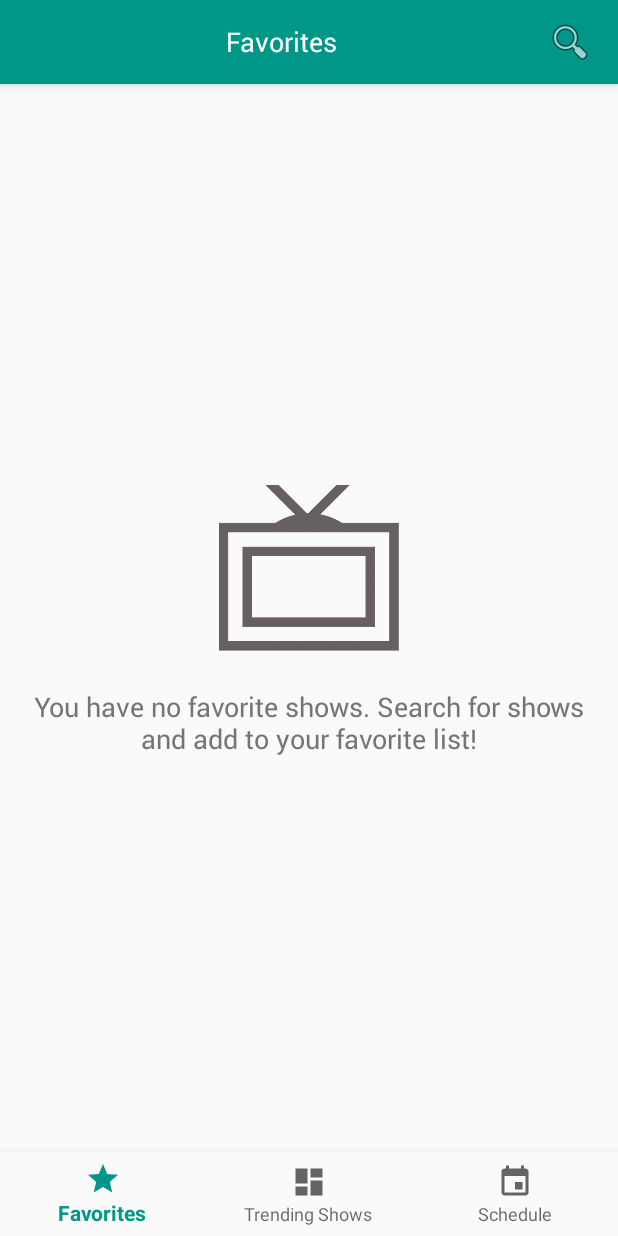
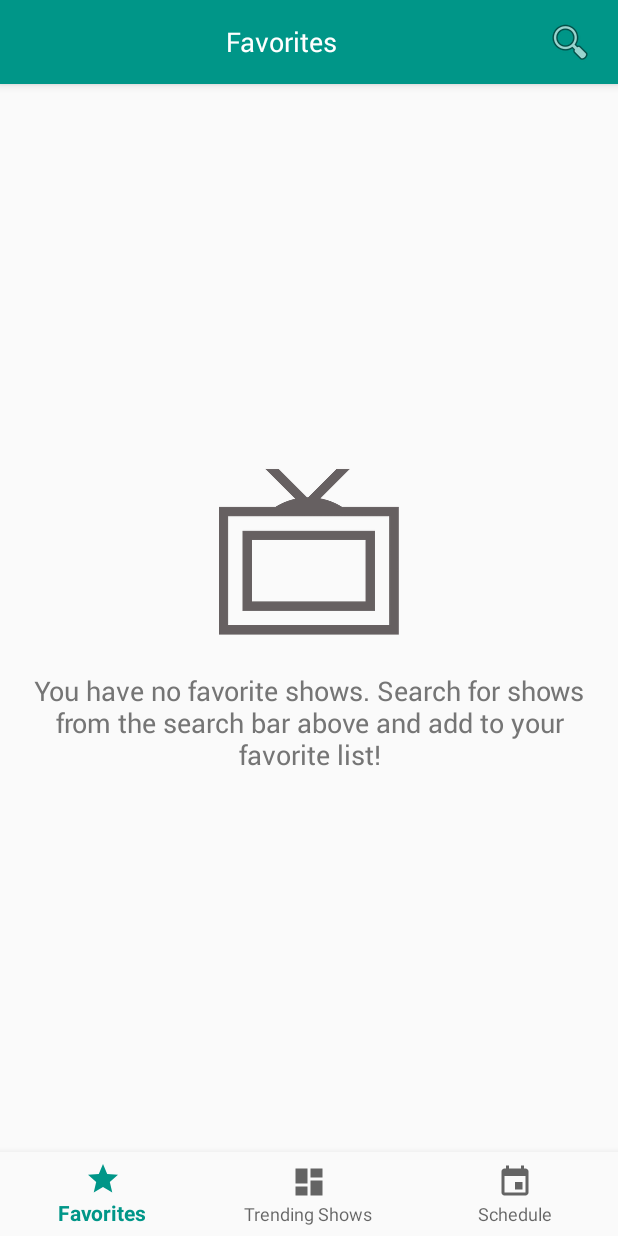
Before and after one commit to yrazlik/TV-Series-Tracker, an Android app: the screen it shows after launch (MainActivity), on a phone screen of 412 x 824 dp. Run offline under Robolectric (Android 15) with nearby library versions, the phone set to English and light mode, and no system bars; our stand-ins replace AdMob; pictures from the network do not load.

```diff
--- a/app/src/main/res/values/strings.xml
+++ b/app/src/main/res/values/strings.xml
@@ -24,7 +24,7 @@
     <string name="episode">Episode</string>
     <string name="episode_detail">Episode Detail</string>
     <string name="episodes">Episodes</string>
-    <string name="no_favorite_show">You have no favorite shows. Search for shows and add to your favorite list!</string>
+    <string name="no_favorite_show">You have no favorite shows. Search for shows from the search bar above and add to your favorite list!</string>
     <string name="are_you_sure_t_remove_from_favorites">Are you sure you want to remove %1$s from favorites?</string>
     <string name="yes">Yes</string>
     <string name="no">No</string>
```
Also changed, not shown: app/src/main/java/com/yrazlik/tvseriestracker/activities/MainActivity.java (+14 -2 lines).
